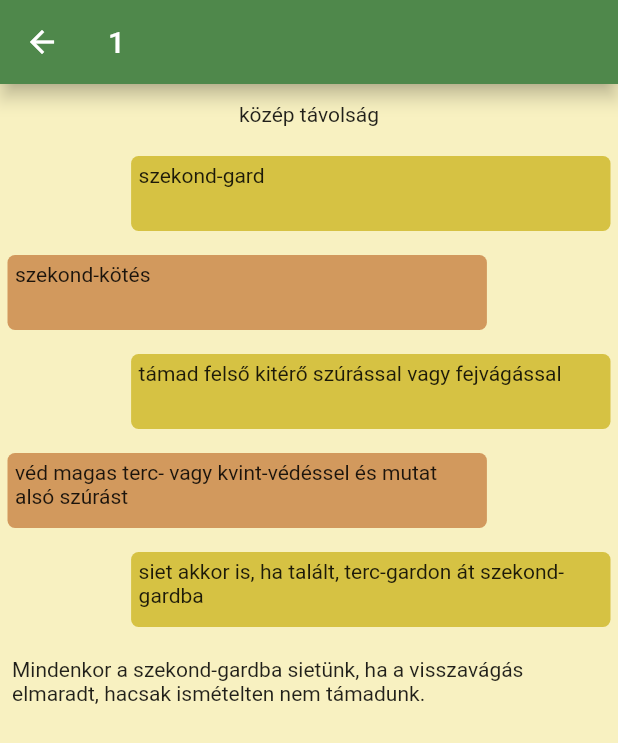
After one commit to Aresius423/arlow, a Flutter app: the screen it shows after launch, after a tap on an icon or button, on a phone screen of 412 x 824 dp. The commit adds this screen. Shown: the top 743 px of the screen. Run offline on Flutter 3.47's test engine with Material 2 defaults, Android fonts, the phone set to English and light mode, and no system bars; generated files the repository leaves out were written again.

Commit message:
Add all/tech menu and exercise view

```diff
--- /dev/null
+++ b/lib/data.dart
@@ -0,0 +1,36 @@
+import 'generated/l10n.dart';
+import 'objects.dart';
+
+final chapters = [aTempo];
+
+final Chapter aTempo = Chapter(
+  title: "A tempo",
+  exercises: [
+    ex1,
+  ],
+);
+
+final ex1 = Exercise(
+  title: "1",
+  noteBefore: S.current.kozep_tavolsag,
+  flow: [
+    Student(S.current.szekond_gard),
+    Master(S.current.szekond_kotes),
+    Student("támad felső kitérő szúrással vagy fejvágással"),
+    Master("véd magas terc- vagy kvint-védéssel és mutat alsó szúrást"),
+    Student("siet akkor is, ha talált, terc-gardon át szekond-gardba"),
+  ],
+  noteAfter: S.current.note_ex_1,
+  keywords: [
+    S.current.szekond_gard,
+    S.current.szekond_kotes,
+    S.current.szuras,
+    S.current.felso_szuras,
+    S.current.felso_kitero_szuras,
+    S.current.fejvagas,
+    S.current.magas_terc_vedes,
+    S.current.kvint_vedes,
+    S.current.also_szuras,
+    S.current.terc_gard
+  ]
+);
--- /dev/null
+++ b/lib/exercisePage.dart
@@ -0,0 +1,70 @@
+import 'package:flutter/cupertino.dart';
+import 'package:flutter/material.dart';
+
+import 'objects.dart';
+import 'styles.dart';
+
+class ExercisePage extends StatelessWidget {
+  final Exercise exercise;
+  ExercisePage(this.exercise);
+
+  @override
+  Widget build(BuildContext context) {
+    List<Widget> colItems = [];
+    if(exercise.noteBefore.isNotEmpty) {
+      colItems.add(makeTextNote(exercise.noteBefore));
+    }
+    colItems = [
+      ...colItems,
+      ...exercise.flow.map(makeFlow).toList(),
+    ];
+    if(exercise.noteAfter.isNotEmpty) {
+      colItems.add(makeTextNote(exercise.noteAfter));
+    }
+
+    return Scaffold(
+      appBar: AppBar(
+        elevation: 5,
+        title: Text(exercise.title),
+      ),
+      body: Container(
+        child: Column(children: colItems),
+      ),
+    );
+  }
+}
+
+Widget makeTextNote(String text) {
+  return
+    Padding(
+      padding: const EdgeInsets.fromLTRB(8, 12, 8, 12),
+      child: Center(
+          child: Text(text)
+      ),
+    );
+}
+
+Widget makeFlow(FlowElement element) {
+  return Align(
+    alignment: (element is Master) ? Alignment.topLeft : Alignment.topRight,
+    child: FractionallySizedBox(
+      widthFactor: 0.8,
+      child: Padding(
+        padding: const EdgeInsets.fromLTRB(5, 8, 5, 8),
+        child: Container(
+          constraints: BoxConstraints(
+              minHeight: 50
+          ),
+          decoration: BoxDecoration(
+              borderRadius: BorderRadius.all(Radius.circular(5)),
+              color: (element is Master) ? Colours.masterColor : Colours.studentColor,
+          ),
+          child: Padding(
+            padding: const EdgeInsets.all(5.0),
+            child: Text(element.description),
+          )
+        ),
+      ),
+    ),
+  );
+}
--- a/lib/exercisePicker.dart
+++ b/lib/exercisePicker.dart
@@ -1,16 +1,55 @@
+import 'package:arlow/data.dart';
 import 'package:arlow/styles.dart';
 import 'package:flutter/cupertino.dart';
 import 'package:flutter/material.dart';
 
+import 'exercisePage.dart';
+import 'objects.dart';
+
 class AllExercises extends StatelessWidget {
   @override
   Widget build(BuildContext context) {
-    return GridView.count(
+    return Container(
+      child: Column(
+        children: makeChapters(context, chapters),
+      ),
+    );
+  }
+}
+
+List<Widget> makeChapters(BuildContext context, List<Chapter> data) {
+  return data.expand((chapter) {
+    return [
+      Container(
+        padding: EdgeInsets.all(10),
+        child: Center(
+          child: Text(
+            chapter.title,
+            style: Theme.of(context).textTheme.headline4
+          )
+        ),
+      ),
+      GridView.count(
         crossAxisCount: 4,
-        children: List.generate(100, (index) {
-          return Padding(
-            padding: const EdgeInsets.all(8.0),
+        shrinkWrap: true,
+        padding: EdgeInsets.all(10),
+        children: chapter.exercises.map((ex) {
+          return makeExerciseButton(context, ex);
+        }).toList(),
+      )
+    ];
+  }).toList();
+}
+
+Widget makeExerciseButton(BuildContext context, Exercise exercise) {
+  return GestureDetector(
+    onTap: () {
+      Navigator.of(context).push(
+        MaterialPageRoute(builder: (context) => ExercisePage(exercise))
+      );
+    },
     child: Container(
+      padding: EdgeInsets.all(8),
       decoration: BoxDecoration(
         border: Border.all(
         color: Colours.accentColor,
@@ -19,15 +58,12 @@ class AllExercises extends StatelessWidget {
       ),
       child: Center(
         child: Text(
-                  index.toString(),
-                  style: Theme.of(context).textTheme.headline5
+          exercise.title,
+          style: Theme.of(context).textTheme.headline5,
         )
       )
-            ),
+    )
   );
-        }),
-    );
-  }
 }
 
 class TechExercises extends StatelessWidget {
@@ -35,9 +71,26 @@ class TechExercises extends StatelessWidget {
   Widget build(BuildContext context) {
     return ListView(
       padding: const EdgeInsets.all(8),
-      children: <Widget>[
-        Padding(
+      children: makeTechniques(context),
+    );
+  }
+}
+
+List<Widget> makeTechniques(BuildContext context) {
+  List<String> techniques = chapters.expand((chapter) {
+    return chapter.exercises.expand((e) => e.keywords).toSet();
+  }).toSet().toList();
+  techniques.sort();
+
+  return techniques.map((String tech) {
+    return Padding(
       padding: const EdgeInsets.all(8.0),
+      child: GestureDetector(
+        onTap: () {
+          Navigator.of(context).push(
+            MaterialPageRoute(builder: (context) => TechPage(tech))
+          );
+        },
         child: Container(
           constraints: BoxConstraints(
               minHeight: 50
@@ -48,25 +101,32 @@ class TechExercises extends StatelessWidget {
               ),
               borderRadius: BorderRadius.all(Radius.circular(5))
           ),
-            child: const Center(child: Text('Lorem'))
+          child: Center(child: Text(tech)),
+        ),
+      )
+    );
+  }).toList();
+}
+
+class TechPage extends StatelessWidget{
+  final String tech;
+  TechPage(this.tech);
+
+  @override
+  Widget build(BuildContext context) {
+    List<Chapter> filteredChapters = chapters.map((chapter) => chapter.filterKeyword(tech)).toList();
+    List<Chapter> nonEmptyFilteredChapters = filteredChapters.where((chapter) => chapter.exercises.isNotEmpty).toList();
+
+    return Scaffold(
+      appBar: AppBar(
+          elevation: 5,
+          title: Text(tech),
+      ),
+      body: Container(
+        child: Column(
+          children: makeChapters(context, nonEmptyFilteredChapters),
         ),
       ),
-        Padding(
-          padding: const EdgeInsets.all(8.0),
-          child: Container(
-            constraints: BoxConstraints(
-              minHeight: 50
-            ),
-            decoration: BoxDecoration(
-                border: Border.all(
-                  color: Colours.accentColor,
-                ),
-                borderRadius: BorderRadius.all(Radius.circular(5))
-            ),
-            child: const Center(child: Text('Ipsum'))
-          ),
-        )
-      ]
     );
   }
 }
--- a/lib/l10n/intl_en.arb
+++ b/lib/l10n/intl_en.arb
@@ -1,5 +1,17 @@
 {
   "title": "Arlow exercises",
   "all": "All",
-  "tech": "Techniques"
+  "tech": "Techniques",
+  "kozep_tavolsag": "közép távolság",
+  "szekond_gard": "szekond-gard",
+  "szekond_kotes": "szekond-kötés",
+  "note_ex_1": "Mindenkor a szekond-gardba sietünk, ha a visszavágás elmaradt, hacsak ismételten nem támadunk.",
+  "szuras":  "szúrás",
+  "felso_szuras": "felső szúrás",
+  "felso_kitero_szuras": "felső kitérő szúrás",
+  "fejvagas": "fejvágás",
+  "magas_terc_vedes": "magas terc védés",
+  "kvint_vedes": "kvint védés",
+  "also_szuras": "alsó szúrás",
+  "terc_gard": "terc gard"
 }
--- a/lib/l10n/intl_hu.arb
+++ b/lib/l10n/intl_hu.arb
@@ -1,5 +1,18 @@
 {
   "title": "Arlow gyakorlatok",
-  "all": "Összes",
-  "tech": "Technikák"
+  "all": "összes",
+  "tech": "technikák",
+  "kozep_tavolsag": "közép távolság",
+  "szekond_gard": "szekond-gard",
+  "szekond_kotes": "szekond-kötés",
+
+  "note_ex_1": "Mindenkor a szekond-gardba sietünk, ha a visszavágás elmaradt, hacsak ismételten nem támadunk.",
+  "szuras":  "szúrás",
+  "felso_szuras": "felső szúrás",
+  "felso_kitero_szuras": "felső kitérő szúrás",
+  "fejvagas": "fejvágás",
+  "magas_terc_vedes": "magas terc védés",
+  "kvint_vedes": "kvint védés",
+  "also_szuras": "alsó szúrás",
+  "terc_gard": "terc gard"
 }
--- /dev/null
+++ b/lib/objects.dart
@@ -0,0 +1,39 @@
+import 'package:flutter/foundation.dart';
+
+class Chapter {
+  String title;
+  List<Exercise> exercises;
+
+  Chapter({@required this.title, this.exercises = const []});
+
+  Chapter filterKeyword(String tech) {
+    return Chapter(
+      title: this.title,
+      exercises: this.exercises.where((exercise) => exercise.keywords.contains(tech)).toList(),
+    );
+  }
+}
+
+class Exercise {
+  String title;
+  String noteBefore;
+  List<FlowElement> flow;
+  String noteAfter;
+  List<String> keywords;
+
+  Exercise({@required this.title, this.noteBefore = "", this.flow = const [], this.noteAfter = "", this.keywords = const []});
+}
+
+class FlowElement {
+  String description;
+
+  FlowElement(this.description);
+}
+
+class Master extends FlowElement{
+  Master(String description) : super(description);
+}
+
+class Student extends FlowElement{
+  Student(String description) : super(description);
+}
--- a/lib/styles.dart
+++ b/lib/styles.dart
@@ -7,6 +7,8 @@ abstract class Colours {
   static const Color primaryColour = Color(0xFF4F884B);
   static const Color primaryColorLight = Color(0xFFF8F1C1);
   static const accentColor = Color(0xFFB3B85A);
+  static const masterColor = Color(0xFFD2995D);
+  static const studentColor = Color(0xFFD6C243);
 }
 
 final ThemeData mainThemeData = ThemeData(
```
Also changed, not shown: lib/generated/intl/messages_en.dart, lib/generated/intl/messages_hu.dart, lib/generated/l10n.dart. Lines whose indentation alone changed are shown as unchanged.
